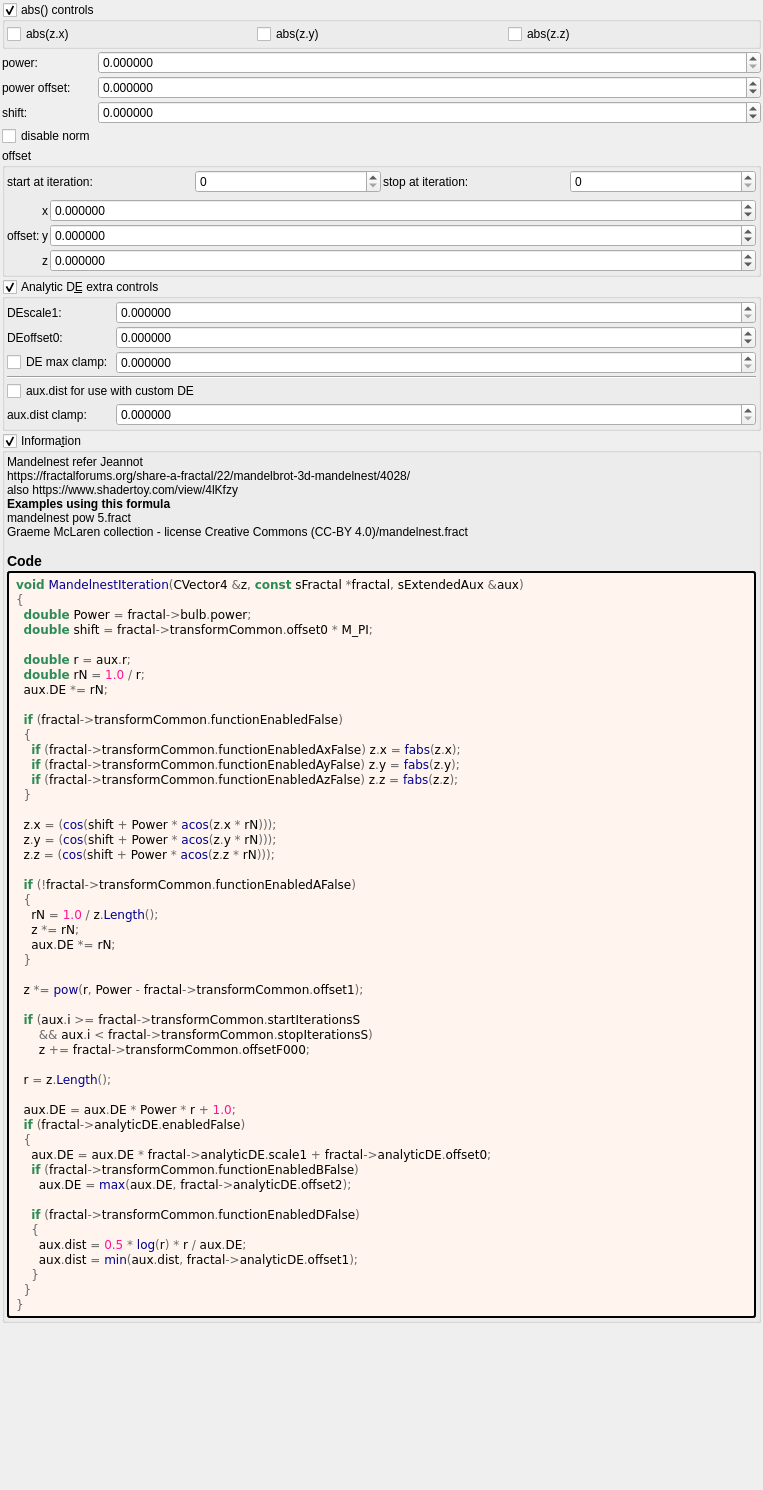
First picture: the form in mandelbulber2/formula/ui/mandelnest.ui, repository buddhi1980/mandelbulber2, before the edit.
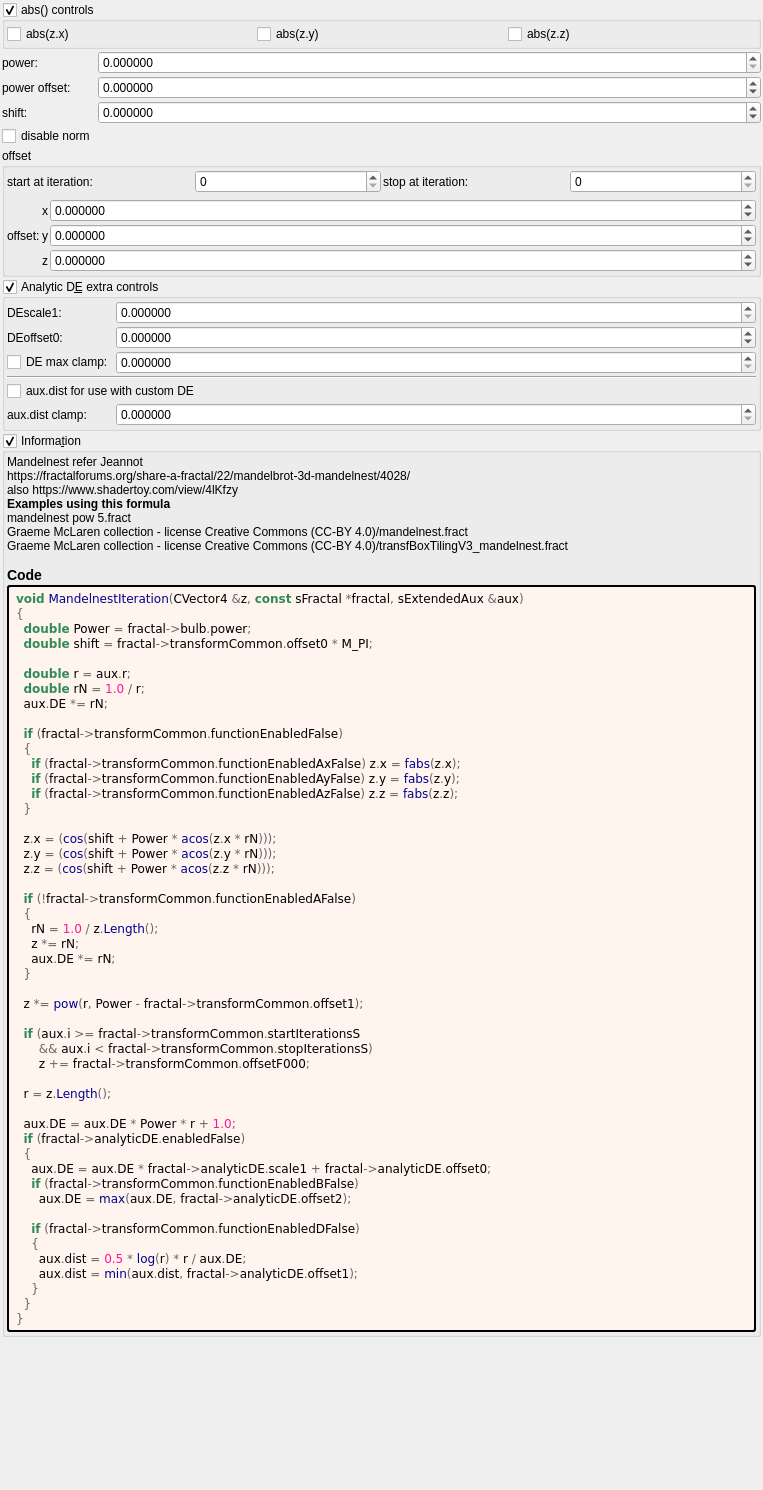
Second picture: the form after the edit. Custom widgets are drawn as their Qt base class.

```diff
--- a/mandelbulber2/formula/ui/mandelnest.ui
+++ b/mandelbulber2/formula/ui/mandelnest.ui
@@ -658,7 +658,7 @@
         <property name="text">
          <string notr="true">&lt;p&gt;Mandelnest refer Jeannot&lt;br&gt;https://fractalforums.org/share-a-fractal/22/mandelbrot-3d-mandelnest/4028/&lt;br&gt;also https://www.shadertoy.com/view/4lKfzy&lt;/p&gt;&lt;table&gt;
 &lt;/table&gt;
-&lt;br&gt;&lt;b&gt;Examples using this formula&lt;/b&gt;&lt;br&gt;mandelnest pow 5.fract&lt;br&gt;Graeme McLaren  collection - license Creative Commons  (CC-BY 4.0)/mandelnest.fract&lt;h3&gt;Code&lt;/h3&gt;</string>
+&lt;br&gt;&lt;b&gt;Examples using this formula&lt;/b&gt;&lt;br&gt;mandelnest pow 5.fract&lt;br&gt;Graeme McLaren  collection - license Creative Commons  (CC-BY 4.0)/mandelnest.fract&lt;br&gt;Graeme McLaren  collection - license Creative Commons  (CC-BY 4.0)/transfBoxTilingV3_mandelnest.fract&lt;h3&gt;Code&lt;/h3&gt;</string>
         </property>
         <property name="wordWrap">
          <bool>true</bool>
```
